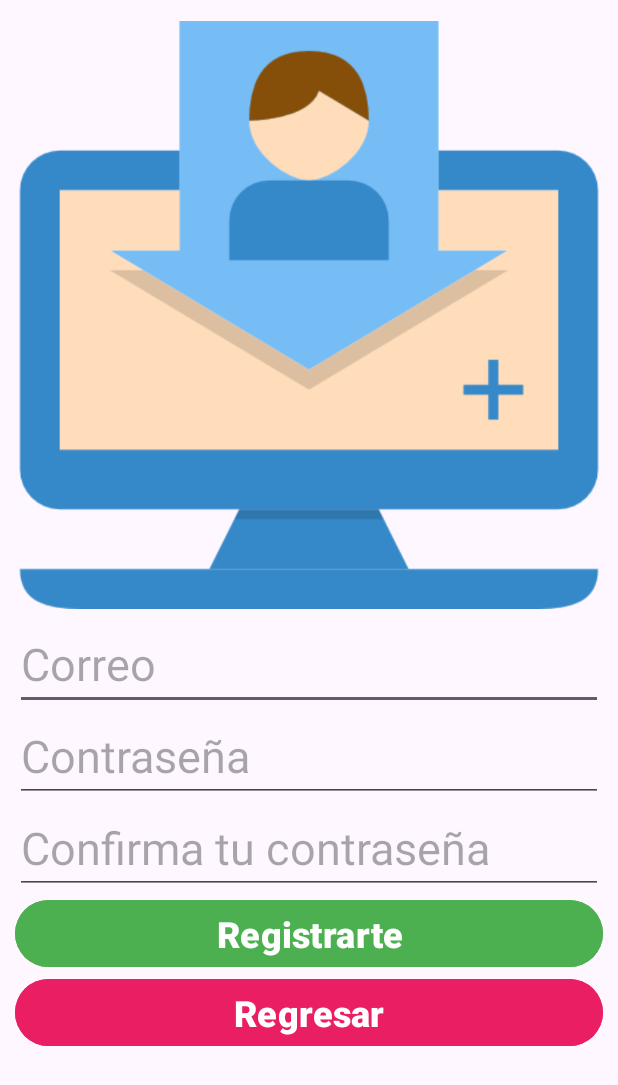
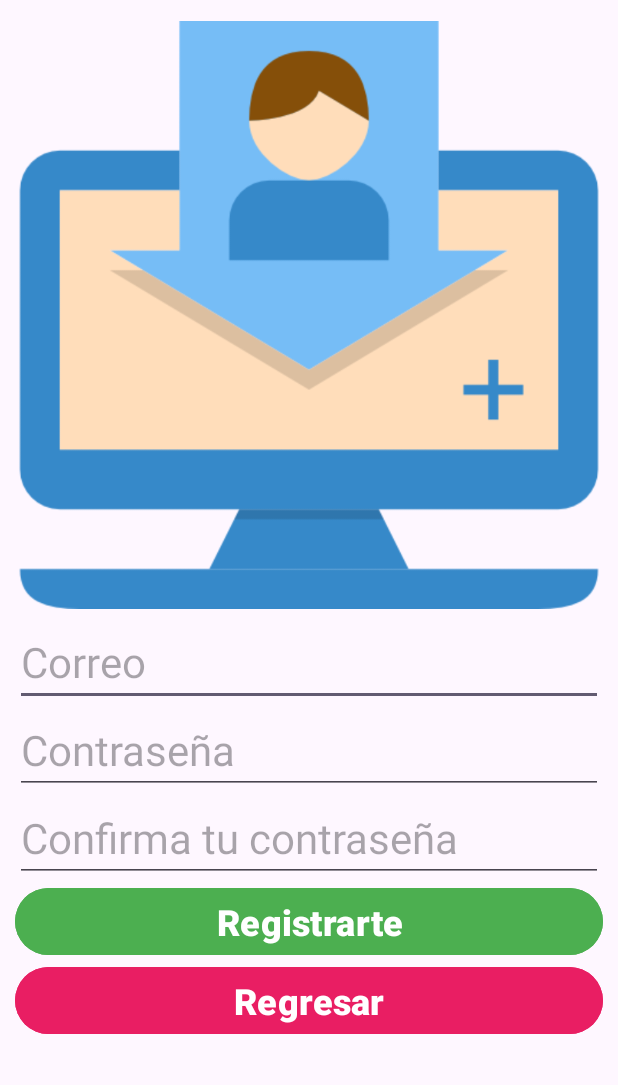
Before and after one commit to HugoAGvCz/GeneraQR, an Android app: the Singnup screen opened directly, with no data from a screen before it, on a phone screen of 412 x 824 dp. Shown: the top 1085 px of the screen. Run offline under Robolectric (Android 15) with nearby library versions, the phone set to English and light mode, and no system bars; our stand-ins replace Firebase (no records; nobody signed in at launch, a user with empty details on screens opened directly).

Commit message:
Cambios en el diseño

```diff
--- a/app/src/main/res/layout/activity_genera_qr.xml
+++ b/app/src/main/res/layout/activity_genera_qr.xml
@@ -35,8 +35,8 @@
         android:layout_marginBottom="32dp"
         android:backgroundTint="#4CAF50"
         android:text="@string/generarQR_btn"
-        android:textColor="#0D47A1"
-        android:textSize="24sp"
+        android:textColor="@color/white"
+        android:textSize="28sp"
         android:textStyle="bold"
         app:layout_constraintBottom_toBottomOf="parent"
         app:layout_constraintEnd_toEndOf="parent"
--- a/app/src/main/res/layout/activity_login.xml
+++ b/app/src/main/res/layout/activity_login.xml
@@ -47,7 +47,7 @@
                 android:hint="@string/login_txtemail"
                 android:inputType="textEmailAddress"
                 android:minHeight="48dp"
-                android:textSize="30sp" />
+                android:textSize="28sp" />
 
             <EditText
                 android:id="@+id/edtTxtPassword"
@@ -57,7 +57,7 @@
                 android:hint="@string/login_txtpass"
                 android:inputType="textPassword"
                 android:minHeight="48dp"
-                android:textSize="30sp" />
+                android:textSize="28sp" />
 
             <Button
                 android:id="@+id/btnLogin"
@@ -65,7 +65,7 @@
                 android:layout_height="wrap_content"
                 android:backgroundTint="#4CAF50"
                 android:text="@string/login_btnlogin"
-                android:textSize="30sp"
+                android:textSize="28sp"
                 android:textStyle="bold" />
 
             <Button
--- a/app/src/main/res/layout/activity_singnup.xml
+++ b/app/src/main/res/layout/activity_singnup.xml
@@ -48,7 +48,7 @@
                 android:hint="@string/login_txtemail"
                 android:inputType="textEmailAddress"
                 android:minHeight="48dp"
-                android:textSize="30sp" />
+                android:textSize="28sp" />
 
             <EditText
                 android:id="@+id/txtPassword"
@@ -58,7 +58,8 @@
                 android:hint="@string/login_txtpass"
                 android:inputType="textPassword"
                 android:minHeight="48dp"
-                android:textSize="30sp" />
+                android:textSize="28sp" />
+
             <EditText
                 android:id="@+id/txtConfPassword"
                 android:layout_width="match_parent"
@@ -67,7 +68,7 @@
                 android:hint="@string/signup_textConfPassword"
                 android:inputType="textPassword"
                 android:minHeight="48dp"
-                android:textSize="30sp" />
+                android:textSize="28sp" />
 
             <Button
                 android:id="@+id/btnSign"
```
